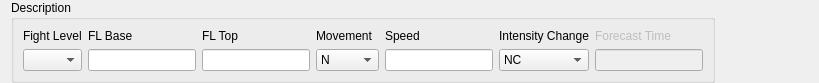
First picture: the form in tafor/components/ui/sigmet_general.ui, repository up1and/tafor, before the edit.
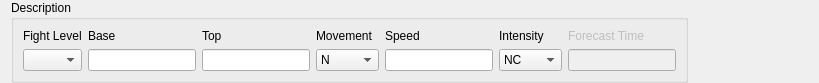
Second picture: the form after the edit.

Commit message: SIGMET 编辑器更新部分描述文字

The edit to the form file:
```diff
--- a/tafor/components/ui/sigmet_general.ui
+++ b/tafor/components/ui/sigmet_general.ui
@@ -152,7 +152,7 @@
       <item row="0" column="4">
        <widget class="QLabel" name="topLabel">
         <property name="text">
-         <string>FL Top</string>
+         <string>Top</string>
         </property>
         <property name="buddy">
          <cstring>top</cstring>
@@ -182,7 +182,7 @@
       <item row="0" column="3">
        <widget class="QLabel" name="baseLabel">
         <property name="text">
-         <string>FL Base</string>
+         <string>Base</string>
         </property>
         <property name="buddy">
          <cstring>base</cstring>
@@ -231,7 +231,7 @@
       <item row="0" column="7">
        <widget class="QLabel" name="intensityChangeLabel">
         <property name="text">
-         <string>Intensity Change</string>
+         <string>Intensity</string>
         </property>
         <property name="buddy">
          <cstring>intensityChange</cstring>
```
The commit also changes 14 other files.
